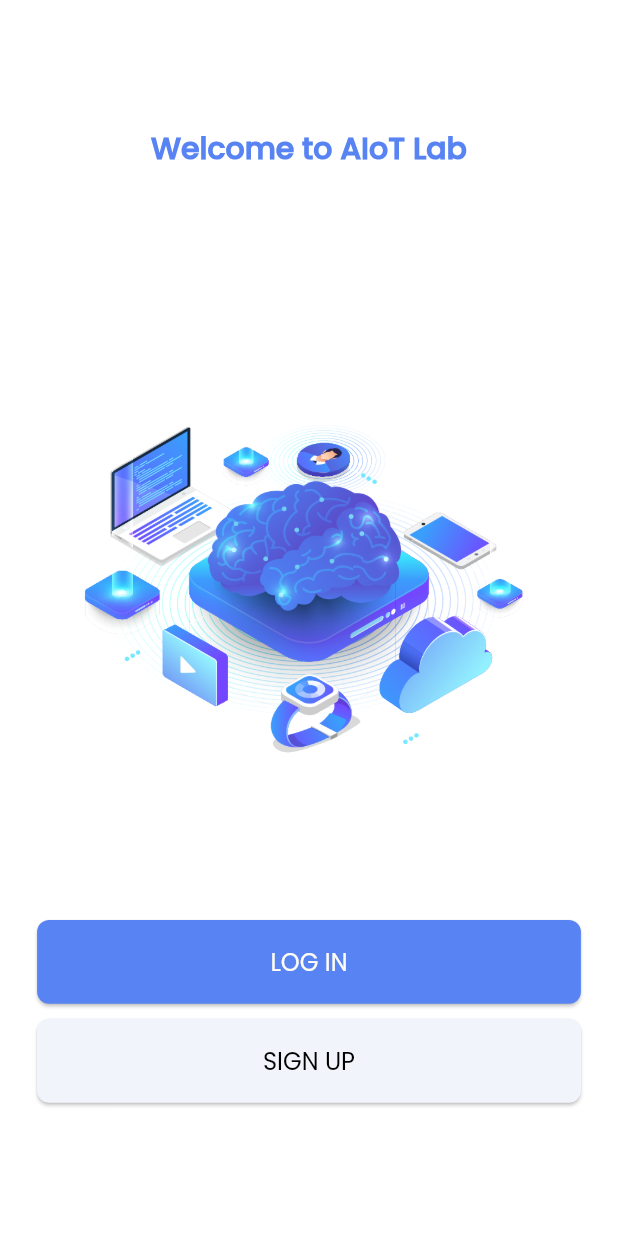
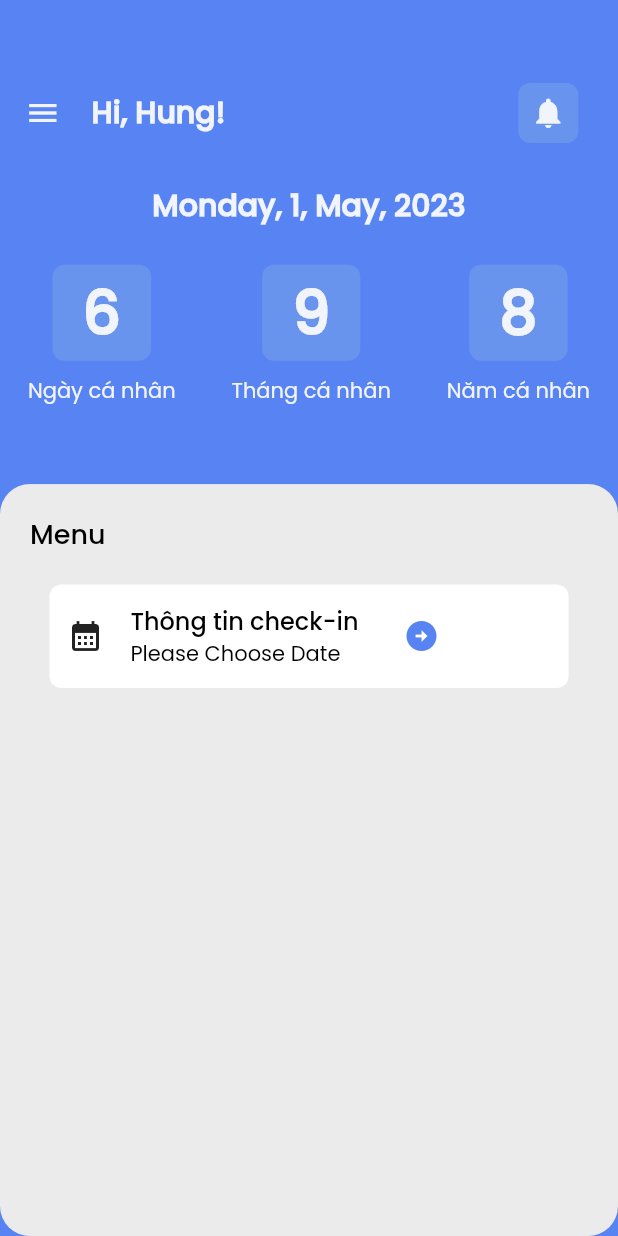
Before and after one commit to fhihung/lab_management, a Flutter app: the screen it shows after launch, on a phone screen of 412 x 824 dp. Run offline on Flutter 3.47's test engine with Material 2 defaults, Android fonts, the phone set to English and light mode, and no system bars; our stand-ins replace firebase_auth, firebase_core; accounts and stored records are empty.

Commit message:
homepage update

```diff
--- a/lib/constant.dart
+++ b/lib/constant.dart
@@ -3,5 +3,5 @@ import 'package:flutter/material.dart';
 const kPrimaryColor = Color(0xff5884f3);
 const kPrimaryBackgroundColor = Color(0xffffffff);
 const kSecondaryColor = Color(0xfff1f4fa);
-
+const k3 = Color.fromARGB(255, 104, 148, 237);
 const double defaultPadding = 16.0;
--- a/lib/main.dart
+++ b/lib/main.dart
@@ -1,5 +1,6 @@
 import 'package:firebase_core/firebase_core.dart';
 import 'package:flutter/material.dart';
+import 'package:lab_management/screens/homepage/homepage.dart';
 
 import 'package:lab_management/screens/login/login_screen.dart';
 import 'package:lab_management/theme/themes.dart';
@@ -22,7 +23,7 @@ class MyApp extends StatelessWidget {
       title: 'Lab Manager',
       debugShowCheckedModeBanner: false,
       theme: TAppTheme.lightTheme,
-      home: WelcomeScreen(),
+      home: HomePageScreen(),
     );
   }
 }
--- a/lib/screens/attendance/attendance_screen.dart
+++ b/lib/screens/attendance/attendance_screen.dart
@@ -3,7 +3,7 @@ import 'package:flutter/src/widgets/framework.dart';
 import 'package:flutter/src/widgets/placeholder.dart';
 
 import 'components/body.dart';
-import 'components/homepage_appbar.dart';
+import 'components/attendance_appbar.dart';
 
 class AttendanceScreen extends StatelessWidget {
   const AttendanceScreen({super.key});
@@ -11,8 +11,8 @@ class AttendanceScreen extends StatelessWidget {
   @override
   Widget build(BuildContext context) {
     return Scaffold(
-      appBar: HomePageAppBar(),
-      body: Body(),
+      appBar: AttendanceAppBar(),
+      body: Bodys(),
     );
   }
 }
--- a/lib/screens/attendance/components/homepage_appbar.dart
+++ b/lib/screens/attendance/components/attendance_appbar.dart
@@ -2,8 +2,8 @@ import 'package:flutter/material.dart';
 
 import '../../login/login_screen.dart';
 
-class HomePageAppBar extends StatelessWidget implements PreferredSizeWidget {
-  const HomePageAppBar({
+class AttendanceAppBar extends StatelessWidget implements PreferredSizeWidget {
+  const AttendanceAppBar({
     super.key,
   });
   Size get preferredSize => Size.fromHeight(60.0);
--- a/lib/screens/attendance/components/body.dart
+++ b/lib/screens/attendance/components/body.dart
@@ -3,17 +3,19 @@ import 'dart:convert';
 import 'package:flutter/material.dart';
 import 'package:http/http.dart' as http;
 import 'package:intl/intl.dart';
+import 'package:lab_management/screens/homepage/component/body.dart';
+import 'package:lab_management/widgets/date_picker.dart';
 import '../../../constant.dart';
 import '../../../models/user.dart';
 import 'stream_attendance.dart';
 
-class Body extends StatefulWidget {
+class Bodys extends StatefulWidget {
   @override
-  _BodyState createState() => _BodyState();
+  BodysState createState() => BodysState();
 }
 
-class _BodyState extends State<Body> {
-  DateTime? _selectedDate;
+class BodysState extends State<Bodys> {
+  DateTime? _selectedDate = BodyState.choosenDate;
 
   @override
   Widget build(BuildContext context) {
--- /dev/null
+++ b/lib/screens/homepage/component/body.dart
@@ -0,0 +1,195 @@
+// ignore_for_file: public_member_api_docs, sort_constructors_first
+import 'package:flutter/material.dart';
+import 'package:intl/date_symbol_data_local.dart';
+import 'package:intl/intl.dart';
+import 'package:lab_management/constant.dart';
+import 'package:lab_management/screens/attendance/attendance_screen.dart';
+import 'package:lab_management/screens/homepage/component/home_appbar.dart';
+import 'ngay_ca_nhan.dart';
+
+class Body extends StatefulWidget {
+  const Body({super.key});
+
+  @override
+  State<Body> createState() => BodyState();
+}
+
+class BodyState extends State<Body> {
+  static DateTime? choosenDate;
+  @override
+  Widget build(BuildContext context) {
+    DateTime today = DateTime.now();
+    String formattedDate = DateFormat('EEEE, d, MMMM, yyyy').format(today);
+    var size = MediaQuery.of(context).size;
+    return Container(
+      child: Column(
+        children: [
+          HomeAppBar(
+            icon: Icon(
+              Icons.notifications,
+              color: kSecondaryColor,
+            ),
+            textTitle: 'Hi, Hung!',
+          ),
+          SizedBox(
+            height: size.height * 0.02,
+          ),
+          Text(
+            '${formattedDate}',
+            style: TextStyle(
+                color: kSecondaryColor,
+                fontSize: 20,
+                fontFamily: 'Poppins',
+                fontWeight: FontWeight.w700),
+          ),
+          SizedBox(
+            height: size.height * 0.03,
+          ),
+          Container(
+            padding: EdgeInsets.only(bottom: size.height * 0.05),
+            child: Row(
+              mainAxisAlignment: MainAxisAlignment.spaceAround,
+              children: [
+                NgayCaNhan(
+                  tap: () {
+                    showBottomSheet(
+                        context: context,
+                        builder: (BuildContext context) {
+                          return GestureDetector(
+                            onTap: () {
+                              Navigator.pop(context);
+                            },
+                            child: Container(
+                              height: 200,
+                              color: kPrimaryColor,
+                              child: Center(
+                                child: Text(
+                                  'a',
+                                  style: TextStyle(color: Colors.black),
+                                ),
+                              ),
+                            ),
+                          );
+                        },
+                        backgroundColor: Colors.black);
+                  },
+                  text: 'Ngày cá nhân',
+                  numberText: '6',
+                ),
+                NgayCaNhan(
+                  tap: () {},
+                  text: 'Tháng cá nhân',
+                  numberText: '9',
+                ),
+                NgayCaNhan(
+                  tap: () {},
+                  text: 'Năm cá nhân',
+                  numberText: '8',
+                )
+              ],
+            ),
+          ),
+          Expanded(
+            child: ClipRRect(
+              borderRadius: BorderRadius.circular(20),
+              child: Container(
+                color: Color.fromARGB(255, 235, 235, 235),
+                child: Column(
+                  children: [
+                    Row(
+                      mainAxisAlignment: MainAxisAlignment.start,
+                      children: [
+                        Container(
+                          margin: EdgeInsets.symmetric(
+                              horizontal: 20, vertical: 20),
+                          child: Text(
+                            'Menu',
+                            style: Theme.of(context).textTheme.headlineMedium,
+                          ),
+                        ),
+                      ],
+                    ),
+                    Container(
+                      padding:
+                          EdgeInsets.symmetric(vertical: 12, horizontal: 12),
+                      margin:
+                          EdgeInsets.symmetric(horizontal: size.width * 0.08),
+                      decoration: BoxDecoration(
+                        borderRadius: BorderRadius.circular(8),
+                        color: Colors.white,
+                      ),
+                      child: Row(
+                        children: [
+                          Icon(Icons.calendar_month),
+                          SizedBox(width: 18),
+                          Column(
+                            crossAxisAlignment: CrossAxisAlignment.start,
+                            children: [
+                              Text(
+                                'Thông tin check-in',
+                                style: TextStyle(
+                                  color: Colors.black,
+                                  fontSize: 16,
+                                  fontWeight: FontWeight.w600,
+                                  fontFamily: 'Poppins',
+                                ),
+                              ),
+                              GestureDetector(
+                                child: Text(
+                                  choosenDate != null
+                                      ? 'Selected Date: ${DateFormat('dd/MM/yyyy').format(choosenDate!)}'
+                                      : 'Please Choose Date',
+                                  style: TextStyle(
+                                    color: Colors.black,
+                                    fontSize: 14,
+                                    fontWeight: FontWeight.w300,
+                                  ),
+                                ),
+                                onTap: () async {
+                                  final DateTime? picked = await showDatePicker(
+                                    context: context,
+                                    initialDate: DateTime.now(),
+                                    firstDate: DateTime(2000),
+                                    lastDate: DateTime(2100),
+                                  );
+                                  if (picked != null && picked != choosenDate) {
+                                    setState(() {
+                                      choosenDate = picked;
+                                    });
+                                  }
+                                },
+                              ),
+                            ],
+                          ),
+                          SizedBox(
+                            width: 30,
+                          ),
+                          GestureDetector(
+                            onTap: () {
+                              Navigator.push(
+                                context,
+                                MaterialPageRoute(
+                                  builder: (context) {
+                                    return AttendanceScreen();
+                                  },
+                                ),
+                              );
+                            },
+                            child: Container(
+                              child: Icon(Icons.arrow_circle_right_sharp,
+                                  color: kPrimaryColor),
+                            ),
+                          )
+                        ],
+                      ),
+                    )
+                  ],
+                ),
+              ),
+            ),
+          )
+        ],
+      ),
+    );
+  }
+}
--- /dev/null
+++ b/lib/screens/homepage/component/home_appbar.dart
@@ -0,0 +1,70 @@
+// ignore_for_file: public_member_api_docs, sort_constructors_first
+import 'package:flutter/material.dart';
+
+import 'package:lab_management/constant.dart';
+
+class HomeAppBar extends StatelessWidget {
+  final VoidCallback? press;
+  final String? textTitle;
+  final Icon icon;
+  HomeAppBar({
+    Key? key,
+    this.press,
+    this.textTitle,
+    required this.icon,
+  }) : super(key: key);
+  @override
+  Widget build(BuildContext context) {
+    var size = MediaQuery.of(context).size;
+    return Container(
+      padding: EdgeInsets.only(
+          left: size.height * 0.02,
+          right: size.height * 0.02,
+          top: size.width * 0.11),
+      child: Row(
+        mainAxisAlignment: MainAxisAlignment.spaceBetween,
+        children: [
+          Row(
+            children: [
+              Builder(
+                builder: (BuildContext context) {
+                  return GestureDetector(
+                    onTap: () {
+                      Scaffold.of(context).openDrawer();
+                    },
+                    child: Icon(
+                      Icons.menu_outlined,
+                      color: kSecondaryColor, // Change Custom Drawer Icon Color
+                    ),
+                    // tooltip: MaterialLocalizations.of(context).openAppDrawerTooltip,
+                  );
+                },
+              ),
+              SizedBox(
+                width: size.width * 0.05,
+              ),
+              Text(
+                textTitle!,
+                style: TextStyle(
+                    color: kSecondaryColor,
+                    fontSize: 20,
+                    fontFamily: 'Poppins',
+                    fontWeight: FontWeight.w700),
+              ),
+            ],
+          ),
+          GestureDetector(
+              onTap: () {},
+              child: FittedBox(
+                child: Container(
+                    decoration: BoxDecoration(
+                        color: k3, borderRadius: BorderRadius.circular(8)),
+                    margin: EdgeInsets.all(10),
+                    padding: EdgeInsets.all(8),
+                    child: icon),
+              )),
+        ],
+      ),
+    );
+  }
+}
--- /dev/null
+++ b/lib/screens/homepage/component/ngay_ca_nhan.dart
@@ -0,0 +1,51 @@
+// ignore_for_file: public_member_api_docs, sort_constructors_first
+import 'package:flutter/material.dart';
+
+import '../../../constant.dart';
+
+class NgayCaNhan extends StatelessWidget {
+  String text;
+  String numberText;
+  VoidCallback tap;
+  NgayCaNhan({
+    Key? key,
+    required this.text,
+    required this.numberText,
+    required this.tap,
+  }) : super(key: key);
+
+  @override
+  Widget build(BuildContext context) {
+    return GestureDetector(
+      onTap: tap,
+      child: Column(
+        children: [
+          Container(
+            padding: EdgeInsets.symmetric(horizontal: 20, vertical: 2),
+            child: Text(
+              numberText,
+              style: TextStyle(
+                  color: kSecondaryColor,
+                  fontSize: 40,
+                  fontFamily: 'Poppins',
+                  fontWeight: FontWeight.w700),
+            ),
+            decoration: BoxDecoration(
+                borderRadius: BorderRadius.circular(8), color: k3),
+          ),
+          Container(
+            padding: EdgeInsets.symmetric(vertical: 10),
+            child: Text(
+              text,
+              style: TextStyle(
+                  color: kSecondaryColor,
+                  fontSize: 14,
+                  fontFamily: 'Poppins',
+                  fontWeight: FontWeight.w400),
+            ),
+          )
+        ],
+      ),
+    );
+  }
+}
--- /dev/null
+++ b/lib/screens/homepage/homepage.dart
@@ -0,0 +1,17 @@
+import 'package:flutter/material.dart';
+import '../../constant.dart';
+import 'component/body.dart';
+import 'component/home_appbar.dart';
+
+class HomePageScreen extends StatelessWidget {
+  const HomePageScreen({super.key});
+
+  @override
+  Widget build(BuildContext context) {
+    return Scaffold(
+      backgroundColor: kPrimaryColor,
+      drawer: Drawer(),
+      body: Body(),
+    );
+  }
+}
--- a/lib/screens/login/component/body.dart
+++ b/lib/screens/login/component/body.dart
@@ -3,16 +3,12 @@ import 'package:firebase_auth/firebase_auth.dart';
 import 'package:flutter/material.dart';
 import '../../attendance/attendance_screen.dart';
 import '../../forgot/forgot_screen.dart';
-
 import '../../sign_up/sign_up_screen.dart';
 import '../../welcome/component/rounded_button.dart';
 import '../login_screen.dart';
 import '/constant.dart';
-
 import 'account_check.dart';
 import 'forgot_button.dart';
-import 'main_page.dart';
-import 'new.dart';
 import 'format_dialog.dart';
 import 'or_divider.dart';
 import 'round_outline_button.dart';
--- a/lib/screens/sign_up/component/body.dart
+++ b/lib/screens/sign_up/component/body.dart
@@ -2,7 +2,6 @@ import 'package:firebase_auth/firebase_auth.dart';
 import 'package:flutter/material.dart';
 import 'package:lab_management/constant.dart';
 
-import 'package:lab_management/screens/login/component/new.dart';
 import 'package:lab_management/screens/login/component/format_dialog.dart';
 import '../../attendance/attendance_screen.dart';
 import '../../login/component/account_check.dart';
--- a/lib/theme/themes.dart
+++ b/lib/theme/themes.dart
@@ -13,31 +13,36 @@ class TAppTheme {
     textTheme: TextTheme(
       labelMedium:
           TextStyle(color: Colors.black54, fontSize: 15, fontFamily: 'Poppins'),
-      button: TextStyle(
+      labelLarge: TextStyle(
           color: Color(0xff5884f3), fontSize: 16, fontFamily: 'Poppins'),
-      headline1: TextStyle(
+      displayLarge: TextStyle(
           color: Color(0xff5884f3),
           fontSize: 20,
           fontFamily: 'Poppins',
           fontWeight: FontWeight.bold),
-      headline2: TextStyle(
+      displayMedium: TextStyle(
         color: Color(0xff5884f3),
         fontSize: 15,
         fontFamily: 'Poppins',
         // fontWeight: FontWeight.w600,
       ),
-      headline3: TextStyle(
+      displaySmall: TextStyle(
           color: Colors.black,
           fontSize: 15,
           fontFamily: 'Poppins',
           fontWeight: FontWeight.w700),
-      headline4: TextStyle(
+      headlineMedium: TextStyle(
           color: Colors.black,
           fontSize: 18,
           fontFamily: 'Poppins',
           fontWeight: FontWeight.w600),
-      headline5: TextStyle(
+      headlineSmall: TextStyle(
           color: Colors.black,
+          fontSize: 20,
+          fontFamily: 'Poppins',
+          fontWeight: FontWeight.w700),
+      bodyMedium: TextStyle(
+          color: kSecondaryColor,
           fontSize: 20,
           fontFamily: 'Poppins',
           fontWeight: FontWeight.w700),
--- a/pubspec.yaml
+++ b/pubspec.yaml
@@ -40,6 +40,7 @@ dependencies:
   firebase_auth: ^4.4.2
   http: ^0.13.5
   intl: ^0.17.0
+  modal_bottom_sheet: ^2.1.2
 
 dev_dependencies:
   flutter_test:
```
Also changed, not shown: lib/screens/login/component/main_page.dart (deleted, +0 -27 lines), lib/screens/login/component/new.dart (deleted, +0 -24 lines), lib/widgets/date_picker.dart (added, +60 -0 lines), lib/widgets/formatted_appbar.dart (added, +53 -0 lines), pubspec.lock.
